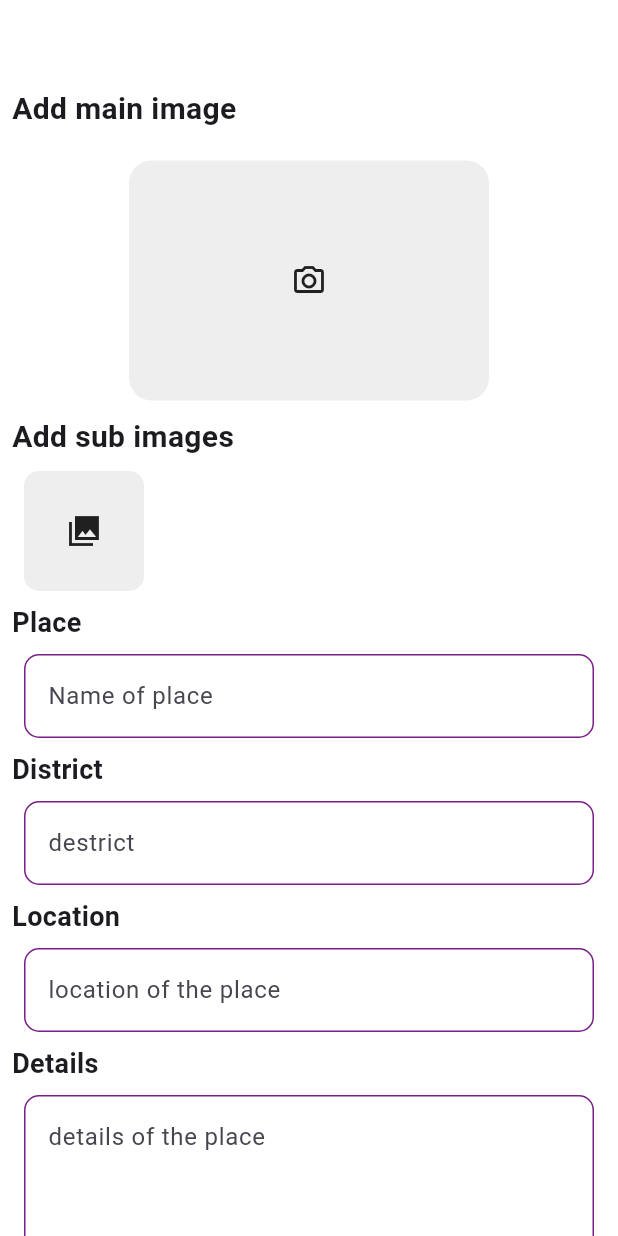
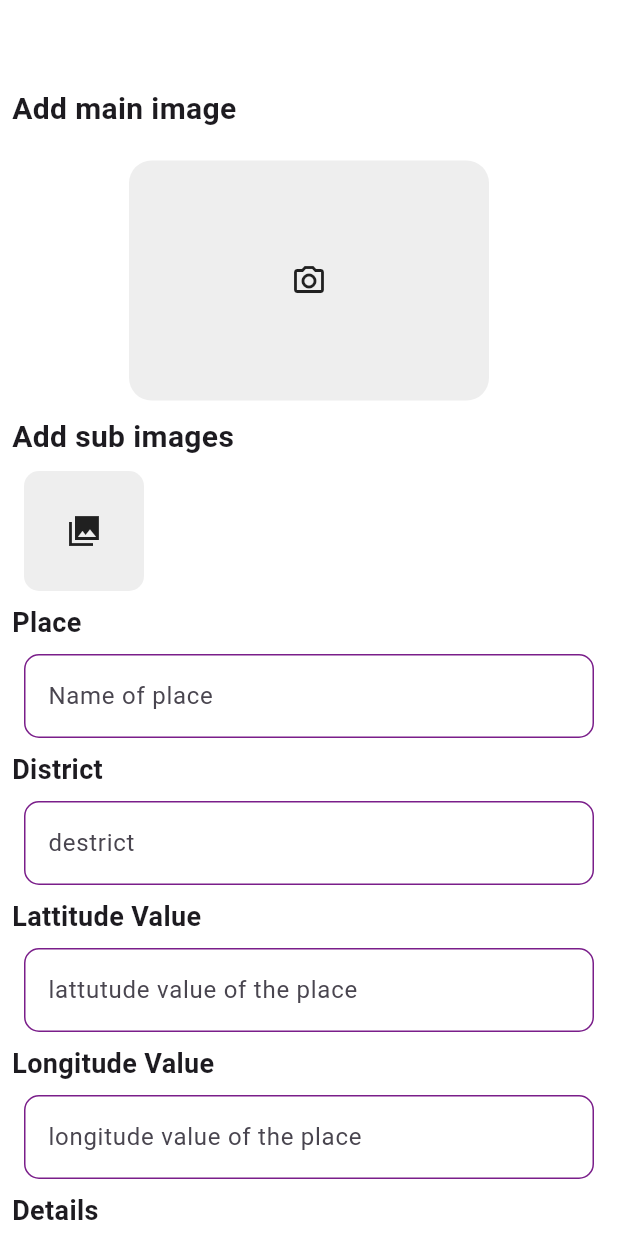
Before and after one commit to ShahirShan786/MyTravelo-app, a Flutter app: the AdminAddPlaceScreen screen opened directly, on a phone screen of 412 x 824 dp. Run offline on Flutter 3.47's test engine with Material 3 defaults, Android fonts, the phone set to English and light mode, and no system bars; our stand-ins replace cached_network_image, carousel_slider, cloud_firestore, contacts_service, firebase_core, firebase_storage and 9 more; accounts and stored records are empty.

Commit message:
fourteenth-commit

```diff
--- a/lib/Functions/firebase_functions.dart
+++ b/lib/Functions/firebase_functions.dart
@@ -14,7 +14,8 @@ class FireStoreServices {
     required String place,
     required String district,
     required String details,
-    required String location,
+    required double lattitude,
+    required double longitude,
     required String mainImage,
     required List<String> subImages,
   }) {
@@ -22,7 +23,8 @@ class FireStoreServices {
       "place": place,
       "district": district,
       "details": details,
-      "location": location,
+      "lattitude": lattitude,
+      "longitude": longitude,
       "mainImage": mainImage,
       "subImages": subImages
     });
@@ -40,17 +42,22 @@ class FireStoreServices {
         List<String> subImages =
             (data["subImages"] as List<dynamic>).cast<String>();
         String documentId = doc.id;
+        double lat = (data["lattitude"] as double? ) ?? 0.0;
+        double long = (data["longitude"] as double?) ?? 0.0;
         PlaceModel firebasePlaces = PlaceModel(
           id: documentId,
           place: data["place"] ?? "no",
           district: data["district"] ?? "no",
-          location: data["location"] ?? "no",
           details: data["details"] ?? "no",
+          lattitude: lat,
+          longitude: long,
           mainImage: mainImage,
           subImage: subImages,
         );
 
         placeModelListener.value.add(firebasePlaces);
+
+
         log("placeModelListeners length :${placeModelListener.value.length}");
       }
     } catch (e) {
--- a/lib/SubScreens/place_details_screen.dart
+++ b/lib/SubScreens/place_details_screen.dart
@@ -80,7 +80,9 @@ class PlaceDetailsScreen extends StatelessWidget {
                 content: "Go to Direction",
                 fontSize: 18,
                 fontWeight: FontWeight.w600),
-            onPressed: () {},
+            onPressed: () {
+                  navigateToPlace(lat: place.lattitude, long: place.longitude);
+            },
             height: 50,
             width: 250,
             backgroundColor: primaryColor,
--- a/lib/Widgets/text_form_feild.dart
+++ b/lib/Widgets/text_form_feild.dart
@@ -6,6 +6,7 @@ class TextFormFeild extends StatelessWidget {
   final String? hintText;
   final TextEditingController? controller;
   final String? Function(String?)? validator;
+  final TextInputType? keyboardType;
   final int? maxLength;
 
   const TextFormFeild(
@@ -13,6 +14,7 @@ class TextFormFeild extends StatelessWidget {
       @required this.hintText,
       @required this.controller,
       @required this.validator,
+      this.keyboardType,
       this.maxLength});
 
   @override
@@ -22,7 +24,7 @@ class TextFormFeild extends StatelessWidget {
       child: TextFormField(
         maxLines: maxLength,
         controller: controller,
-        keyboardType: TextInputType.name,
+        keyboardType: keyboardType ?? TextInputType.name,
         validator: validator!,
         decoration: InputDecoration(
             hintText: hintText,
--- a/lib/models/admin_model.dart
+++ b/lib/models/admin_model.dart
@@ -2,7 +2,8 @@ class PlaceModel {
   final String id;
   final String place;
   final String district;
-  final String location;
+  final double lattitude;
+  final double longitude;
   final String details;
   final String mainImage;
   final List<String> subImage;
@@ -11,7 +12,8 @@ class PlaceModel {
     required this.id,
     required this.place,
     required this.district,
-    required this.location,
+    required this.lattitude,
+    required this.longitude,
     required this.details,
      required this.mainImage,
     required this.subImage,
--- a/lib/screens/AdminScreens/admin_addPlace_screen.dart
+++ b/lib/screens/AdminScreens/admin_addPlace_screen.dart
@@ -12,7 +12,6 @@ import 'package:my_travelo_app/Widgets/text_form_feild.dart';
 import 'package:my_travelo_app/constants/constable.dart';
 import 'package:my_travelo_app/constants/constant.dart';
 import 'package:my_travelo_app/constants/primary_button.dart';
-import 'package:my_travelo_app/constants/samplescreen.dart';
 
 class AdminAddPlaceScreen extends StatefulWidget {
   const AdminAddPlaceScreen({super.key});
@@ -22,10 +21,11 @@ class AdminAddPlaceScreen extends StatefulWidget {
 }
 
 class _AdminAddPlaceScreenState extends State<AdminAddPlaceScreen> {
-  TextEditingController _placeController = TextEditingController();
-  TextEditingController _locationController = TextEditingController();
-  TextEditingController _detailsController = TextEditingController();
-  TextEditingController _districtController = TextEditingController();
+  final TextEditingController _placeController = TextEditingController();
+  final TextEditingController _detailsController = TextEditingController();
+  final TextEditingController _districtController = TextEditingController();
+  final TextEditingController _latController = TextEditingController();
+  final TextEditingController _logController = TextEditingController();
 
   XFile? _image;
   List<XFile> _imageFiles = [];
@@ -214,15 +214,33 @@ class _AdminAddPlaceScreenState extends State<AdminAddPlaceScreen> {
                 Align(
                     alignment: Alignment.topLeft,
                     child: TextWidget(
-                        content: "Location",
+                        content: "Lattitude Value",
                         fontSize: 18,
                         fontWeight: FontWeight.bold)),
                 TextFormFeild(
-                  hintText: "location of the place",
-                  controller: _locationController,
+                  hintText: "lattutude value of the place",
+                  controller: _latController,
+                  keyboardType: TextInputType.number,
                   validator: (value) {
                     if (value == null || value.isEmpty) {
-                      return "Please enter the destination";
+                      return "Please enter the lattitude";
+                    }
+                    return null;
+                  },
+                ),
+                Align(
+                    alignment: Alignment.topLeft,
+                    child: TextWidget(
+                        content: "Longitude Value",
+                        fontSize: 18,
+                        fontWeight: FontWeight.bold)),
+                TextFormFeild(
+                  hintText: "longitude value of the place",
+                  controller: _logController,
+                  keyboardType: TextInputType.number,
+                  validator: (value) {
+                    if (value == null || value.isEmpty) {
+                      return "Please enter the lattitude";
                     }
                     return null;
                   },
@@ -258,7 +276,8 @@ class _AdminAddPlaceScreenState extends State<AdminAddPlaceScreen> {
                     onPressed: () async {
                       if (_placeController.text.isEmpty ||
                           _districtController.text.isEmpty ||
-                          _locationController.text.isEmpty ||
+                          _latController.text.isEmpty ||
+                          _logController.text.isEmpty ||
                           _detailsController.text.isEmpty) {
                         ScaffoldMessenger.of(context)
                             .showSnackBar(const SnackBar(
@@ -281,11 +300,18 @@ class _AdminAddPlaceScreenState extends State<AdminAddPlaceScreen> {
                         urlOfMainImage = await uploadMainImage(image: _image);
                         urlsOfImage =
                             await uploadSubImages(images: _imageFiles);
+                        final double lattitude =
+                            double.parse(_latController.text);
+                        final double longitude =
+                            double.parse(_logController.text);
+                        log("lattitude value is :$lattitude ");
+                        log("longitude value is :$longitude");
                         await fireStoreServices.addPlace(
                             place: _placeController.text,
                             district: _districtController.text,
                             details: _detailsController.text,
-                            location: _locationController.text,
+                            lattitude: lattitude,
+                            longitude: longitude,
                             mainImage: urlOfMainImage!,
                             subImages: urlsOfImage);
                       }
--- a/lib/screens/favorite_screen.dart
+++ b/lib/screens/favorite_screen.dart
@@ -59,7 +59,12 @@ class _FavoriteScreenState extends State<FavoriteScreen> {
                               //       place: placeList[index].destination,
                               //       placeName: placeList[index].placename);
                               // }));
-                              Navigator.of(context).push(MaterialPageRoute(builder: (context) => PlaceDetailsScreen(index: index,fav: true,),));
+                              Navigator.of(context).push(MaterialPageRoute(
+                                builder: (context) => PlaceDetailsScreen(
+                                  index: index,
+                                  fav: true,
+                                ),
+                              ));
                             },
                             child: Card(
                               child: Container(
@@ -129,7 +134,9 @@ class _FavoriteScreenState extends State<FavoriteScreen> {
                                                             FontWeight.normal),
                                                     width: 85.w,
                                                     height: 25.h,
-                                                    onPressed: () {}),
+                                                    onPressed: () {
+                                                      navigateToPlace(lat: fav.lattitude, long: fav.longitude);
+                                                    }),
                                                 SizedBox(
                                                   width: 5.sp,
                                                 ),
--- a/lib/screens/home_screens.dart
+++ b/lib/screens/home_screens.dart
@@ -123,7 +123,9 @@ class _HomescreenState extends State<Homescreen> {
                     child: ValueListenableBuilder(
                         valueListenable: placeModelListener,
                         builder: (context, value, child) {
-                          return ListView.builder(
+                          return placeModelListener.value.isEmpty ?
+                          Center(child: Text("No places Available"),)
+                          : ListView.builder(
                             // shrinkWrap: true,
                             scrollDirection: Axis.horizontal,
                             itemCount: placeModelListener.value.length,
--- a/pubspec.yaml
+++ b/pubspec.yaml
@@ -46,8 +46,10 @@ dependencies:
   intl: ^0.19.0
   multi_contact_picker: ^1.0.0
   permission_handler: ^11.3.1
+  photo_view: ^0.15.0
   shared_preferences: ^2.2.3
   table_calendar: ^3.1.2
+  url_launcher: ^6.3.0
 
 dev_dependencies:
   build_runner: ^2.4.11
```
Also changed, not shown: lib/Functions/user_functions.dart (+12 -0 lines), lib/Widgets/details_page_image.dart (+25 -15 lines), lib/Widgets/photo_view_page.dart (added, +40 -0 lines), lib/constants/samplescreen.dart (deleted, +0 -68 lines), lib/screens/AddTripScreens/TripScreens/Completed/completed_details_page.dart (+47 -23 lines), pubspec.lock, 5 other files.
